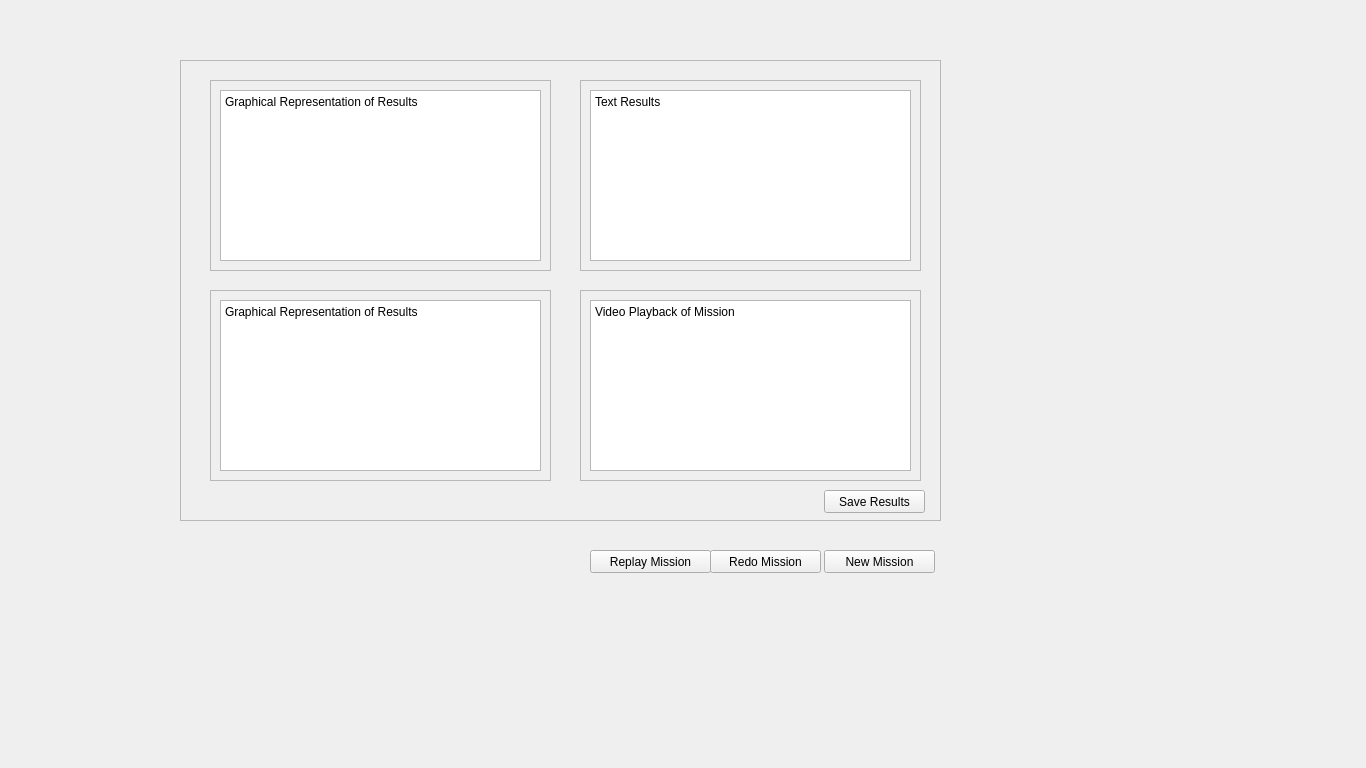
Above: GUI/UAV-Forge-New/missionrecap.ui from UCI-UAVForge/GroundStation before the change. Below: the same form after it.
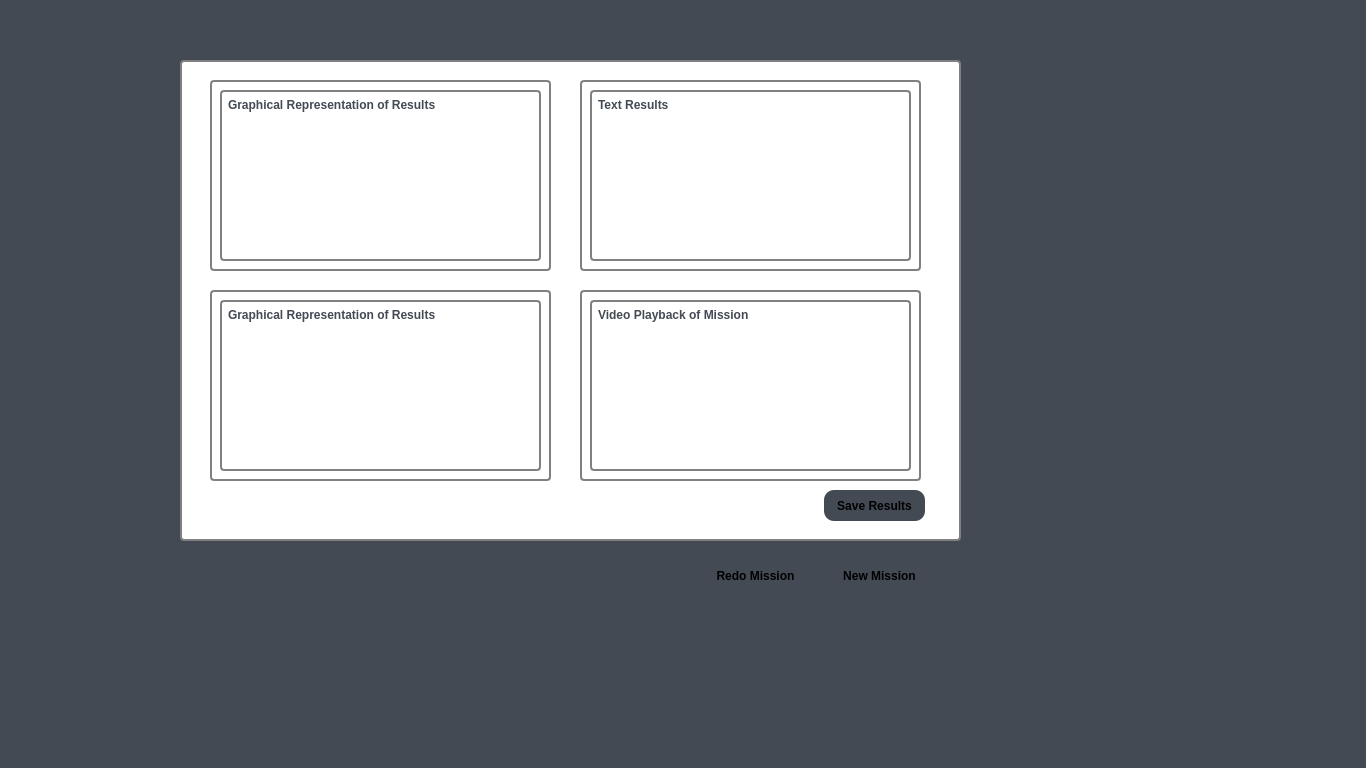
That is the form after the change.

What changed in the file:
```diff
--- a/GUI/UAV-Forge-New/missionrecap.ui
+++ b/GUI/UAV-Forge-New/missionrecap.ui
@@ -10,6 +10,70 @@
     <height>768</height>
    </rect>
   </property>
+  <property name="palette">
+   <palette>
+    <active>
+     <colorrole role="Base">
+      <brush brushstyle="SolidPattern">
+       <color alpha="255">
+        <red>255</red>
+        <green>255</green>
+        <blue>255</blue>
+       </color>
+      </brush>
+     </colorrole>
+     <colorrole role="Window">
+      <brush brushstyle="SolidPattern">
+       <color alpha="255">
+        <red>67</red>
+        <green>74</green>
+        <blue>84</blue>
+       </color>
+      </brush>
+     </colorrole>
+    </active>
+    <inactive>
+     <colorrole role="Base">
+      <brush brushstyle="SolidPattern">
+       <color alpha="255">
+        <red>255</red>
+        <green>255</green>
+        <blue>255</blue>
+       </color>
+      </brush>
+     </colorrole>
+     <colorrole role="Window">
+      <brush brushstyle="SolidPattern">
+       <color alpha="255">
+        <red>67</red>
+        <green>74</green>
+        <blue>84</blue>
+       </color>
+      </brush>
+     </colorrole>
+    </inactive>
+    <disabled>
+     <colorrole role="Base">
+      <brush brushstyle="SolidPattern">
+       <color alpha="255">
+        <red>67</red>
+        <green>74</green>
+        <blue>84</blue>
+       </color>
+      </brush>
+     </colorrole>
+     <colorrole role="Window">
+      <brush brushstyle="SolidPattern">
+       <color alpha="255">
+        <red>67</red>
+        <green>74</green>
+        <blue>84</blue>
+       </color>
+      </brush>
+     </colorrole>
+    </disabled>
+   </palette>
+  </property>
   <property name="windowTitle">
    <string>Form</string>
   </property>
@@ -22,6 +86,16 @@
      <height>191</height>
     </rect>
    </property>
+   <property name="styleSheet">
+    <string notr="true"> QFrame, QLabel, QToolTip {
+     border: 2px solid grey;
+     border-radius: 4px;
+     padding: 2px;
+	 color: #434A54;
+	 font-weight: bold;
+     background-color: #ffffff;
+ }</string>
+   </property>
    <property name="frameShape">
     <enum>QFrame::StyledPanel</enum>
    </property>
@@ -51,6 +125,16 @@
      <height>191</height>
     </rect>
    </property>
+   <property name="styleSheet">
+    <string notr="true"> QFrame, QLabel, QToolTip {
+     border: 2px solid grey;
+     border-radius: 4px;
+     padding: 2px;
+	 color: #434A54;
+	 font-weight: bold;
+     background-color: #ffffff;
+ }</string>
+   </property>
    <property name="frameShape">
     <enum>QFrame::StyledPanel</enum>
    </property>
@@ -80,6 +164,16 @@
      <height>191</height>
     </rect>
    </property>
+   <property name="styleSheet">
+    <string notr="true"> QFrame, QLabel, QToolTip {
+     border: 2px solid grey;
+     border-radius: 4px;
+     padding: 2px;
+	 color: #434A54;
+	 font-weight: bold;
+     background-color: #ffffff;
+ }</string>
+   </property>
    <property name="frameShape">
     <enum>QFrame::StyledPanel</enum>
    </property>
@@ -109,6 +203,16 @@
      <height>191</height>
     </rect>
    </property>
+   <property name="styleSheet">
+    <string notr="true"> QFrame, QLabel, QToolTip {
+     border: 2px solid grey;
+     border-radius: 4px;
+     padding: 2px;
+	 color: #434A54;
+	 font-weight: bold;
+     background-color: #ffffff;
+ }</string>
+   </property>
    <property name="frameShape">
     <enum>QFrame::StyledPanel</enum>
    </property>
@@ -134,10 +238,20 @@
     <rect>
      <x>180</x>
      <y>60</y>
-     <width>761</width>
-     <height>461</height>
+     <width>781</width>
+     <height>481</height>
     </rect>
    </property>
+   <property name="styleSheet">
+    <string notr="true"> QFrame, QLabel, QToolTip {
+     border: 2px solid grey;
+     border-radius: 4px;
+     padding: 2px;
+	 color: #434A54;
+	 font-weight: bold;
+     background-color: #ffffff;
+ }</string>
+   </property>
    <property name="frameShape">
     <enum>QFrame::StyledPanel</enum>
    </property>
@@ -150,9 +264,21 @@
       <x>644</x>
       <y>430</y>
       <width>101</width>
-      <height>23</height>
+      <height>31</height>
      </rect>
     </property>
+    <property name="styleSheet">
+     <string notr="true"> QPushButton { 
+background-color: #434A54;
+color: &quot;#ffffff&quot;; 
+border-radius: 10px;
+font-weight: bold;
+border: none; 
+}
+ QPushButton:pressed {
+     background-color: #656D78
+ }</string>
+    </property>
     <property name="text">
      <string>Save Results</string>
     </property>
@@ -162,11 +288,23 @@
    <property name="geometry">
     <rect>
      <x>824</x>
-     <y>550</y>
+     <y>560</y>
      <width>111</width>
-     <height>23</height>
+     <height>31</height>
     </rect>
    </property>
+   <property name="styleSheet">
+    <string notr="true"> QPushButton { 
+background-color: &quot;#ffffff&quot;; 
+color: &quot;#434A54&quot;; 
+border-radius: 4px;
+font-weight: bold;
+border: none; 
+}
+ QPushButton:pressed {
+     background-color: #E6E9ED
+ }</string>
+   </property>
    <property name="text">
     <string>New Mission</string>
    </property>
@@ -174,12 +312,24 @@
   <widget class="QPushButton" name="pushButton_3">
    <property name="geometry">
     <rect>
-     <x>710</x>
-     <y>550</y>
+     <x>700</x>
+     <y>560</y>
      <width>111</width>
-     <height>23</height>
+     <height>31</height>
     </rect>
    </property>
+   <property name="styleSheet">
+    <string notr="true"> QPushButton { 
+background-color: &quot;#ffffff&quot;; 
+color: &quot;#434A54&quot;; 
+border-radius: 4px;
+font-weight: bold;
+border: none; 
+}
+ QPushButton:pressed {
+     background-color: #E6E9ED
+ }</string>
+   </property>
    <property name="text">
     <string>Redo Mission</string>
    </property>
@@ -187,12 +337,196 @@
   <widget class="QPushButton" name="pushButton_4">
    <property name="geometry">
     <rect>
-     <x>590</x>
-     <y>550</y>
+     <x>560</x>
+     <y>560</y>
      <width>121</width>
-     <height>23</height>
+     <height>31</height>
     </rect>
    </property>
+   <property name="palette">
+    <palette>
+     <active>
+      <colorrole role="WindowText">
+       <brush brushstyle="SolidPattern">
+        <color alpha="255">
+         <red>67</red>
+         <green>74</green>
+         <blue>84</blue>
+        </color>
+       </brush>
+      </colorrole>
+      <colorrole role="Button">
+       <brush brushstyle="SolidPattern">
+        <color alpha="255">
+         <red>255</red>
+         <green>255</green>
+         <blue>255</blue>
+        </color>
+       </brush>
+      </colorrole>
+      <colorrole role="Text">
+       <brush brushstyle="SolidPattern">
+        <color alpha="255">
+         <red>67</red>
+         <green>74</green>
+         <blue>84</blue>
+        </color>
+       </brush>
+      </colorrole>
+      <colorrole role="ButtonText">
+       <brush brushstyle="SolidPattern">
+        <color alpha="255">
+         <red>67</red>
+         <green>74</green>
+         <blue>84</blue>
+        </color>
+       </brush>
+      </colorrole>
+      <colorrole role="Base">
+       <brush brushstyle="SolidPattern">
+        <color alpha="255">
+         <red>255</red>
+         <green>255</green>
+         <blue>255</blue>
+        </color>
+       </brush>
+      </colorrole>
+      <colorrole role="Window">
+       <brush brushstyle="SolidPattern">
+        <color alpha="255">
+         <red>255</red>
+         <green>255</green>
+         <blue>255</blue>
+        </color>
+       </brush>
+      </colorrole>
+     </active>
+     <inactive>
+      <colorrole role="WindowText">
+       <brush brushstyle="SolidPattern">
+        <color alpha="255">
+         <red>67</red>
+         <green>74</green>
+         <blue>84</blue>
+        </color>
+       </brush>
+      </colorrole>
+      <colorrole role="Button">
+       <brush brushstyle="SolidPattern">
+        <color alpha="255">
+         <red>255</red>
+         <green>255</green>
+         <blue>255</blue>
+        </color>
+       </brush>
+      </colorrole>
+      <colorrole role="Text">
+       <brush brushstyle="SolidPattern">
+        <color alpha="255">
+         <red>67</red>
+         <green>74</green>
+         <blue>84</blue>
+        </color>
+       </brush>
+      </colorrole>
+      <colorrole role="ButtonText">
+       <brush brushstyle="SolidPattern">
+        <color alpha="255">
+         <red>67</red>
+         <green>74</green>
+         <blue>84</blue>
+        </color>
+       </brush>
+      </colorrole>
+      <colorrole role="Base">
+       <brush brushstyle="SolidPattern">
+        <color alpha="255">
+         <red>255</red>
+         <green>255</green>
+         <blue>255</blue>
+        </color>
+       </brush>
+      </colorrole>
+      <colorrole role="Window">
+       <brush brushstyle="SolidPattern">
+        <color alpha="255">
+         <red>255</red>
+         <green>255</green>
+         <blue>255</blue>
+        </color>
+       </brush>
+      </colorrole>
+     </inactive>
+     <disabled>
+      <colorrole role="WindowText">
+       <brush brushstyle="SolidPattern">
+        <color alpha="255">
+         <red>67</red>
+         <green>74</green>
+         <blue>84</blue>
+        </color>
+       </brush>
+      </colorrole>
+      <colorrole role="Button">
+       <brush brushstyle="SolidPattern">
+        <color alpha="255">
+         <red>255</red>
+         <green>255</green>
+         <blue>255</blue>
+        </color>
+       </brush>
+      </colorrole>
+      <colorrole role="Text">
+       <brush brushstyle="SolidPattern">
+        <color alpha="255">
+         <red>67</red>
+         <green>74</green>
+         <blue>84</blue>
+        </color>
+       </brush>
+      </colorrole>
+      <colorrole role="ButtonText">
+       <brush brushstyle="SolidPattern">
+        <color alpha="255">
+         <red>67</red>
+         <green>74</green>
+         <blue>84</blue>
+        </color>
+       </brush>
+      </colorrole>
+      <colorrole role="Base">
+       <brush brushstyle="SolidPattern">
+        <color alpha="255">
+         <red>255</red>
+         <green>255</green>
+         <blue>255</blue>
+        </color>
+       </brush>
+      </colorrole>
+      <colorrole role="Window">
+       <brush brushstyle="SolidPattern">
+        <color alpha="255">
+         <red>255</red>
+         <green>255</green>
+         <blue>255</blue>
+        </color>
+       </brush>
+      </colorrole>
+     </disabled>
+    </palette>
+   </property>
+   <property name="styleSheet">
+    <string notr="true"> QPushButton { 
+background-color: &quot;#ffffff&quot;; 
+color: &quot;#434A54&quot;; 
+border-radius: 4px;
+font-weight: bold;
+border: none; 
+}
+ QPushButton:pressed {
+     background-color: #E6E9ED
+ }</string>
+   </property>
    <property name="text">
     <string>Replay Mission</string>
    </property>
```
